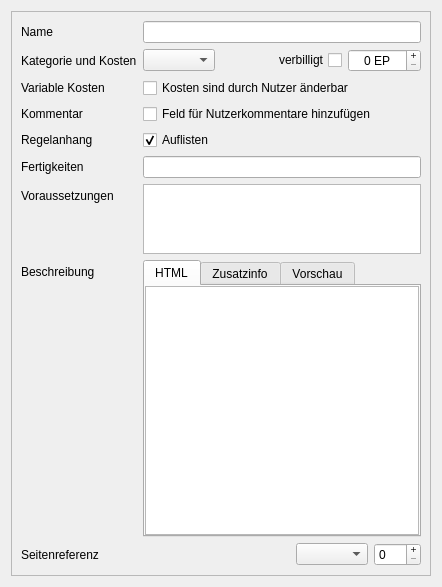
The window that designer/DatenbankEditTalent.ui (brzGatsu/Taverne) describes before a commit, drawn with Qt 5.
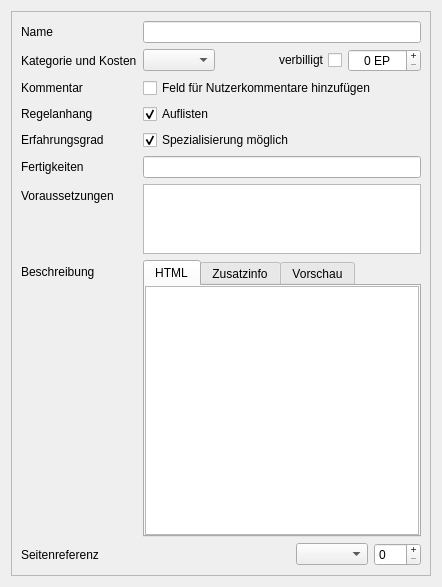
The same window after the commit.

Commit message: Update talent erfahrungsgrad UI directly in Taverne and remove plugin

Patch:
```diff
--- a/designer/DatenbankEditTalent.ui
+++ b/designer/DatenbankEditTalent.ui
@@ -121,20 +121,6 @@
          </item>
         </layout>
        </item>
-       <item row="2" column="0">
-        <widget class="QLabel" name="labelVariable">
-         <property name="text">
-          <string>Variable Kosten</string>
-         </property>
-        </widget>
-       </item>
-       <item row="2" column="1">
-        <widget class="QCheckBox" name="checkVariable">
-         <property name="text">
-          <string>Kosten sind durch Nutzer änderbar</string>
-         </property>
-        </widget>
-       </item>
        <item row="3" column="0">
         <widget class="QLabel" name="labelKommentar">
          <property name="text">
@@ -169,17 +155,17 @@
          </property>
         </widget>
        </item>
-       <item row="5" column="0">
+       <item row="6" column="0">
         <widget class="QLabel" name="labelFertigkeiten">
          <property name="text">
           <string>Fertigkeiten</string>
          </property>
         </widget>
        </item>
-       <item row="5" column="1">
+       <item row="6" column="1">
         <widget class="QLineEdit" name="leFertigkeiten"/>
        </item>
-       <item row="6" column="0">
+       <item row="7" column="0">
         <widget class="QLabel" name="labelVoraussetzungen">
          <property name="minimumSize">
           <size>
@@ -192,7 +178,7 @@
          </property>
         </widget>
        </item>
-       <item row="6" column="1">
+       <item row="7" column="1">
         <widget class="QPlainTextEdit" name="teVoraussetzungen">
          <property name="maximumSize">
           <size>
@@ -205,14 +191,14 @@
          </property>
         </widget>
        </item>
-       <item row="7" column="0">
+       <item row="8" column="0">
         <widget class="QLabel" name="labelBeschreibung">
          <property name="text">
           <string>Beschreibung</string>
          </property>
         </widget>
        </item>
-       <item row="7" column="1">
+       <item row="8" column="1">
         <widget class="QTabWidget" name="tabWidget">
          <property name="currentIndex">
           <number>0</number>
@@ -318,14 +304,14 @@
          </widget>
         </widget>
        </item>
-       <item row="8" column="0">
+       <item row="9" column="0">
         <widget class="QLabel" name="labelSeite">
          <property name="text">
           <string>Seitenreferenz</string>
          </property>
         </widget>
        </item>
-       <item row="8" column="1">
+       <item row="9" column="1">
         <layout class="QHBoxLayout" name="horizontalLayout_3">
          <item>
           <spacer name="horizontalSpacer">
@@ -355,6 +341,23 @@
          </item>
         </layout>
        </item>
+       <item row="5" column="0">
+        <widget class="QLabel" name="labelSpezialisierung">
+         <property name="text">
+          <string>Erfahrungsgrad</string>
+         </property>
+        </widget>
+       </item>
+       <item row="5" column="1">
+        <widget class="QCheckBox" name="checkSpezialisierung">
+         <property name="text">
+          <string>Spezialisierung möglich</string>
+         </property>
+         <property name="checked">
+          <bool>true</bool>
+         </property>
+        </widget>
+       </item>
       </layout>
      </widget>
     </widget>
```
The commit also changes 11 other files.
